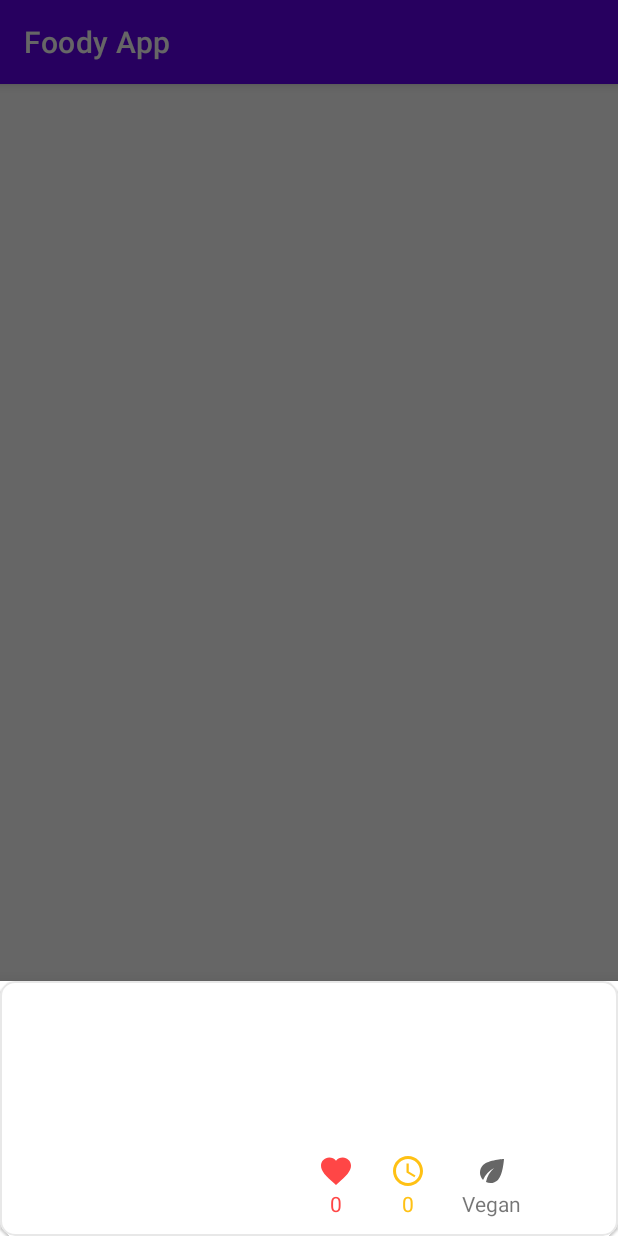
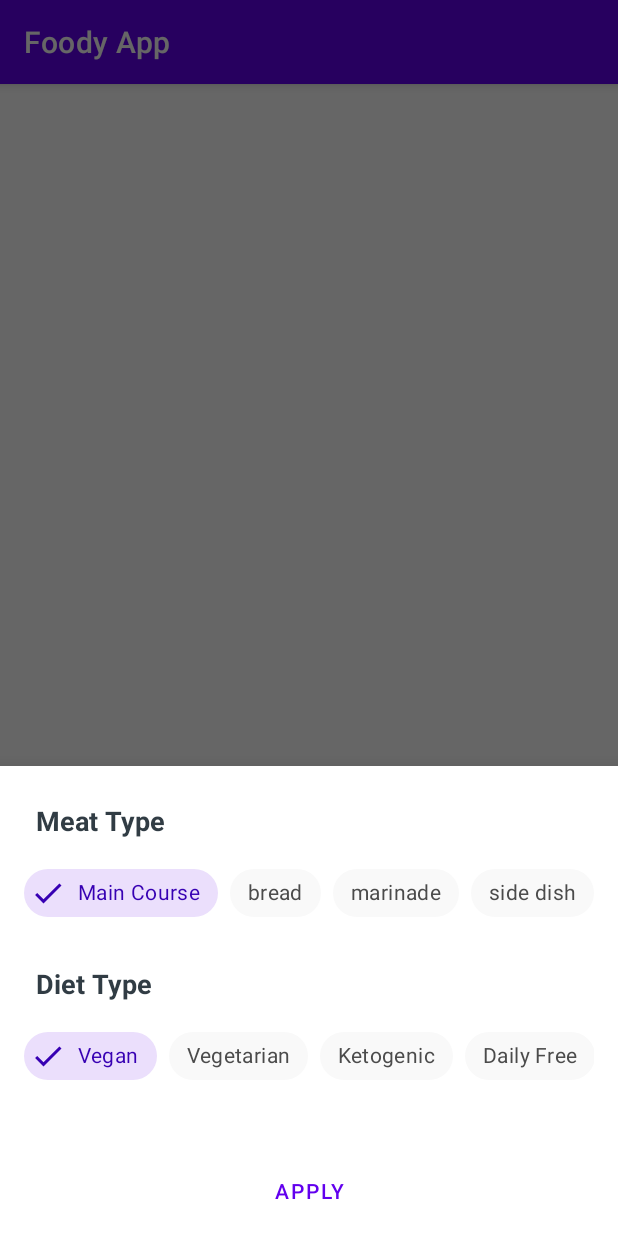
Before and after one commit to naoki1026/FoodyApp, an Android app: the fragment RecipesBottomSheet shown on its own in the app's theme, on a phone screen of 412 x 824 dp. Run offline under Robolectric (Android 15) with nearby library versions, the phone set to English and light mode, and no system bars; Roboto replaces fonts that are not available here.

Commit message:
57 Customize Chip Styleまで

```diff
--- a/app/src/main/java/com/example/foodyapp/bindingadapters/RecipesRowBinding.kt
+++ b/app/src/main/java/com/example/foodyapp/bindingadapters/RecipesRowBinding.kt
@@ -5,6 +5,7 @@ import android.widget.ImageView
 import android.widget.TextView
 import androidx.core.content.ContextCompat
 import androidx.databinding.BindingAdapter
+
 import coil.load
 import com.example.foodyapp.R
 
--- a/app/src/main/java/com/example/foodyapp/ui/fragments/recipes/bottomsheet/RecipesBottomSheet.kt
+++ b/app/src/main/java/com/example/foodyapp/ui/fragments/recipes/bottomsheet/RecipesBottomSheet.kt
@@ -5,12 +5,13 @@ import androidx.fragment.app.Fragment
 import android.view.LayoutInflater
 import android.view.View
 import android.view.ViewGroup
+import com.example.foodyapp.databinding.RecipesBottomSheetBinding
 import com.example.foodyapp.databinding.RecipesRowLayoutBinding
 import com.google.android.material.bottomsheet.BottomSheetDialogFragment
 
 class RecipesBottomSheet : BottomSheetDialogFragment() {
 
-    private var _binding : RecipesRowLayoutBinding? = null
+    private var _binding : RecipesBottomSheetBinding? = null
     private val binding get() =  _binding!!
 
 
@@ -18,7 +19,7 @@ class RecipesBottomSheet : BottomSheetDialogFragment() {
         inflater: LayoutInflater, container: ViewGroup?,
         savedInstanceState: Bundle?
     ): View? {
-        _binding = RecipesRowLayoutBinding.inflate(layoutInflater)
+        _binding = RecipesBottomSheetBinding.inflate(layoutInflater, container, false)
         return binding.root
     }
 }
--- a/app/src/main/java/com/example/foodyapp/viewmodels/RecipesViewModel.kt
+++ b/app/src/main/java/com/example/foodyapp/viewmodels/RecipesViewModel.kt
@@ -16,8 +16,8 @@ class RecipesViewModel(application : Application) : AndroidViewModel(application
         val queries : HashMap<String, String> = HashMap()
         queries[QUERY_NUMBER] = "50"
         queries[QUERY_API_KET] = API_KEY
-        queries[QUERY_TYPE] = "snack"
-        queries[QUERY_DIET] = "vegan"
+        queries[QUERY_TYPE] = "main course"
+        queries[QUERY_DIET] = "gluten free"
         queries[QUERY_ADD_RECIPE_INFORMATION] = "true"
         queries[QUERY_FILL_INGREDIENTS] = "true"
         return queries
--- /dev/null
+++ b/app/src/main/res/color/chip_background_color.xml
@@ -0,0 +1,5 @@
+<?xml version="1.0" encoding="utf-8"?>
+<selector xmlns:android="http://schemas.android.com/apk/res/android">
+    <item android:color="@color/checkChipBackgroundColor" android:state_checked="true"/>
+    <item android:color="@color/chipBackgroundColor" android:state_checked="false" />
+</selector>
--- /dev/null
+++ b/app/src/main/res/color/chip_text_color.xml
@@ -0,0 +1,5 @@
+<?xml version="1.0" encoding="utf-8"?>
+<selector xmlns:android="http://schemas.android.com/apk/res/android">
+    <item android:color="@color/checkedChipTextColor" android:state_checked="true" />
+    <item android:color="@color/chipTextColor" android:state_checked="false" />
+</selector>
--- a/app/src/main/res/layout/fragment_recipes.xml
+++ b/app/src/main/res/layout/fragment_recipes.xml
@@ -30,7 +30,7 @@
             app:shimmer_recycler_layout="@layout/placeholder_row_layout" />
 
         <com.google.android.material.floatingactionbutton.FloatingActionButton
-            android:id="@+id/floatingActionButton"
+            android:id="@+id/recipesFab"
             android:layout_width="wrap_content"
             android:layout_height="wrap_content"
             android:layout_marginEnd="24dp"
--- a/app/src/main/res/layout/recipes_bottom_sheet.xml
+++ b/app/src/main/res/layout/recipes_bottom_sheet.xml
@@ -60,89 +60,105 @@
                 android:layout_height="wrap_content"
                 app:selectionRequired="true"
                 app:singleLine="true"
+                app:checkedChip="@+id/mainCourseChip"
                 app:singleSelection="true">
-
 
                 <com.google.android.material.chip.Chip
                     android:id="@+id/mainCourseChip"
+                    style="@style/CustomChipStyle"
                     android:layout_width="wrap_content"
                     android:layout_height="wrap_content"
-                    android:text="Main Course" />
+                    android:text="Main Course"
+
+                    />
 
                 <com.google.android.material.chip.Chip
                     android:id="@+id/breadChip"
+                    style="@style/CustomChipStyle"
                     android:layout_width="wrap_content"
                     android:layout_height="wrap_content"
                     android:text="bread" />
 
                 <com.google.android.material.chip.Chip
                     android:id="@+id/marinadeChip"
+                    style="@style/CustomChipStyle"
                     android:layout_width="wrap_content"
                     android:layout_height="wrap_content"
                     android:text="marinade" />
 
                 <com.google.android.material.chip.Chip
                     android:id="@+id/sideDishChip"
+                    style="@style/CustomChipStyle"
                     android:layout_width="wrap_content"
                     android:layout_height="wrap_content"
                     android:text="side dish" />
 
                 <com.google.android.material.chip.Chip
                     android:id="@+id/breakfastChip"
+                    style="@style/CustomChipStyle"
                     android:layout_width="wrap_content"
                     android:layout_height="wrap_content"
                     android:text="breakfast" />
 
                 <com.google.android.material.chip.Chip
                     android:id="@+id/fingerfoodChip"
+                    style="@style/CustomChipStyle"
                     android:layout_width="wrap_content"
                     android:layout_height="wrap_content"
                     android:text="finger food" />
 
                 <com.google.android.material.chip.Chip
                     android:id="@+id/dessertChip"
+                    style="@style/CustomChipStyle"
                     android:layout_width="wrap_content"
                     android:layout_height="wrap_content"
                     android:text="dessert" />
 
                 <com.google.android.material.chip.Chip
                     android:id="@+id/soupChip"
+                    style="@style/CustomChipStyle"
                     android:layout_width="wrap_content"
                     android:layout_height="wrap_content"
                     android:text="soup" />
 
                 <com.google.android.material.chip.Chip
                     android:id="@+id/snackChip"
+                    style="@style/CustomChipStyle"
                     android:layout_width="wrap_content"
                     android:layout_height="wrap_content"
                     android:text="snack" />
 
                 <com.google.android.material.chip.Chip
                     android:id="@+id/appetizerChip"
+                    style="@style/CustomChipStyle"
                     android:layout_width="wrap_content"
                     android:layout_height="wrap_content"
                     android:text="appetizer" />
 
                 <com.google.android.material.chip.Chip
                     android:id="@+id/beverageChip"
+                    style="@style/CustomChipStyle"
                     android:layout_width="wrap_content"
                     android:layout_height="wrap_content"
                     android:text="beverage" />
 
                 <com.google.android.material.chip.Chip
                     android:id="@+id/drinkChip"
+                    style="@style/CustomChipStyle"
                     android:layout_width="wrap_content"
                     android:layout_height="wrap_content"
                     android:text="drink" />
 
                 <com.google.android.material.chip.Chip
                     android:id="@+id/saladChip"
+                    style="@style/CustomChipStyle"
                     android:layout_width="wrap_content"
                     android:layout_height="wrap_content"
                     android:text="salad" />
 
                 <com.google.android.material.chip.Chip
                     android:id="@+id/sauceChip"
+                    style="@style/CustomChipStyle"
                     android:layout_width="wrap_content"
                     android:layout_height="wrap_content"
                     android:text="sauce" />
@@ -173,48 +189,56 @@
             <com.google.android.material.chip.ChipGroup
                 android:layout_width="match_parent"
                 android:layout_height="wrap_content"
+                app:checkedChip="@+id/veganChip"
                 app:selectionRequired="true"
                 app:singleLine="true"
                 app:singleSelection="true">
 
                 <com.google.android.material.chip.Chip
                     android:id="@+id/veganChip"
+                    style="@style/CustomChipStyle"
                     android:layout_width="wrap_content"
                     android:layout_height="wrap_content"
                     android:text="Vegan" />
 
                 <com.google.android.material.chip.Chip
                     android:id="@+id/vegetarianChip"
+                    style="@style/CustomChipStyle"
                     android:layout_width="wrap_content"
                     android:layout_height="wrap_content"
                     android:text="Vegetarian" />
 
                 <com.google.android.material.chip.Chip
                     android:id="@+id/ketogenicChip"
+                    style="@style/CustomChipStyle"
                     android:layout_width="wrap_content"
                     android:layout_height="wrap_content"
                     android:text="Ketogenic" />
 
                 <com.google.android.material.chip.Chip
                     android:id="@+id/dairyFreeChip"
+                    style="@style/CustomChipStyle"
                     android:layout_width="wrap_content"
                     android:layout_height="wrap_content"
                     android:text="Daily Free" />
 
                 <com.google.android.material.chip.Chip
                     android:id="@+id/gultenFreeChip"
+                    style="@style/CustomChipStyle"
                     android:layout_width="wrap_content"
                     android:layout_height="wrap_content"
                     android:text="Gulten Free" />
 
                 <com.google.android.material.chip.Chip
                     android:id="@+id/paleoChip"
+                    style="@style/CustomChipStyle"
                     android:layout_width="wrap_content"
                     android:layout_height="wrap_content"
                     android:text="Paleo" />
 
                 <com.google.android.material.chip.Chip
                     android:id="@+id/lactoVegetarianChip"
+                    style="@style/CustomChipStyle"
                     android:layout_width="wrap_content"
                     android:layout_height="wrap_content"
                     android:text="Lacto-Vegetarian" />
--- a/app/src/main/res/values/colors.xml
+++ b/app/src/main/res/values/colors.xml
@@ -17,4 +17,11 @@
     <color name="red">#FF4646</color>
     <color name="yellow">#FFC114</color>
     <color name="green">#00C980</color>
+
+    // Custom Chip Style
+    <color name="checkChipBackgroundColor">#206200EA</color>
+    <color name="chipBackgroundColor">@color/lightGray</color>
+    <color name="checkedChipTextColor">@color/purple_700</color>
+    <color name="chipTextColor">@color/darkGray</color>
+
 </resources>
--- a/app/src/main/res/values/themes.xml
+++ b/app/src/main/res/values/themes.xml
@@ -13,4 +13,11 @@
         <item name="android:statusBarColor" tools:targetApi="l">?attr/colorPrimaryVariant</item>
         <!-- Customize your theme here. -->
     </style>
+
+    <style name="CustomChipStyle" parent="Widget.MaterialComponents.Chip.Filter">
+        <item name="chipBackgroundColor">@color/chip_background_color</item>
+        <item name="android:textColor">@color/chip_text_color</item>
+        <item name="checkedIconTint">@color/chip_text_color</item>
+    </style>
+
 </resources>
```
Also changed, not shown: app/src/main/java/com/example/foodyapp/ui/fragments/recipes/RecipesFragment.kt (+7 -3 lines), app/src/main/res/navigation/my_nav.xml (+14 -1 lines).
